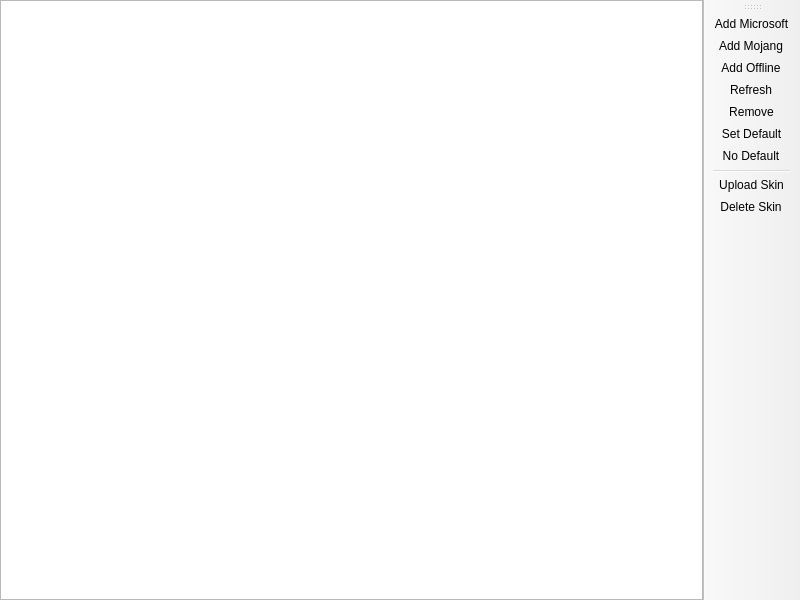
Before: the Qt Designer form launcher/ui/pages/global/AccountListPage.ui in PolyMC/PolyMC, drawn with Qt 5.
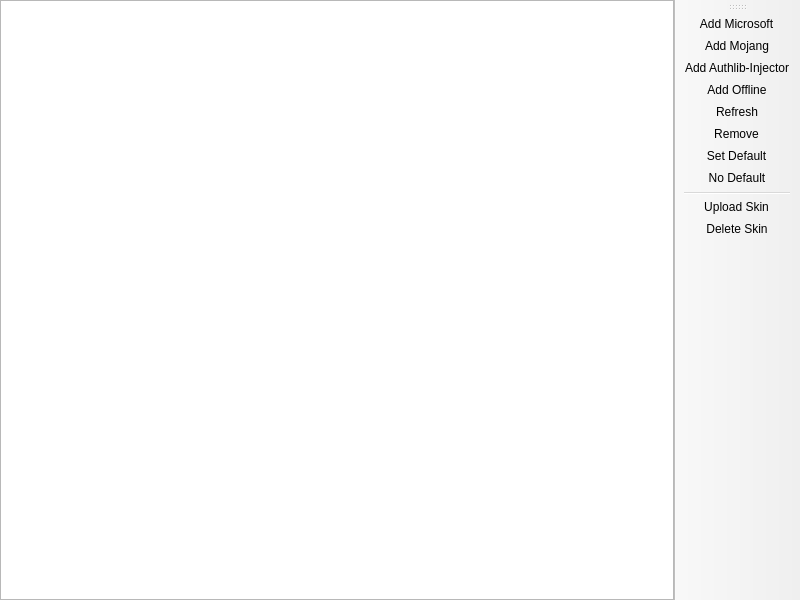
After: the same form once the commit is applied. Custom widgets are drawn as their Qt base class.

The edit to the form file:
```diff
--- a/launcher/ui/pages/global/AccountListPage.ui
+++ b/launcher/ui/pages/global/AccountListPage.ui
@@ -54,6 +54,7 @@
    </attribute>
    <addaction name="actionAddMicrosoft"/>
    <addaction name="actionAddMojang"/>
+   <addaction name="actionAddAuthlibInjector"/>
    <addaction name="actionAddOffline"/>
    <addaction name="actionRefresh"/>
    <addaction name="actionRemove"/>
@@ -68,6 +69,11 @@
     <string>Add &amp;Mojang</string>
    </property>
   </action>
+  <action name="actionAddAuthlibInjector">
+   <property name="text">
+    <string>Add Authlib-&amp;Injector</string>
+   </property>
+  </action>
   <action name="actionRemove">
    <property name="text">
     <string>Remo&amp;ve</string>
```
